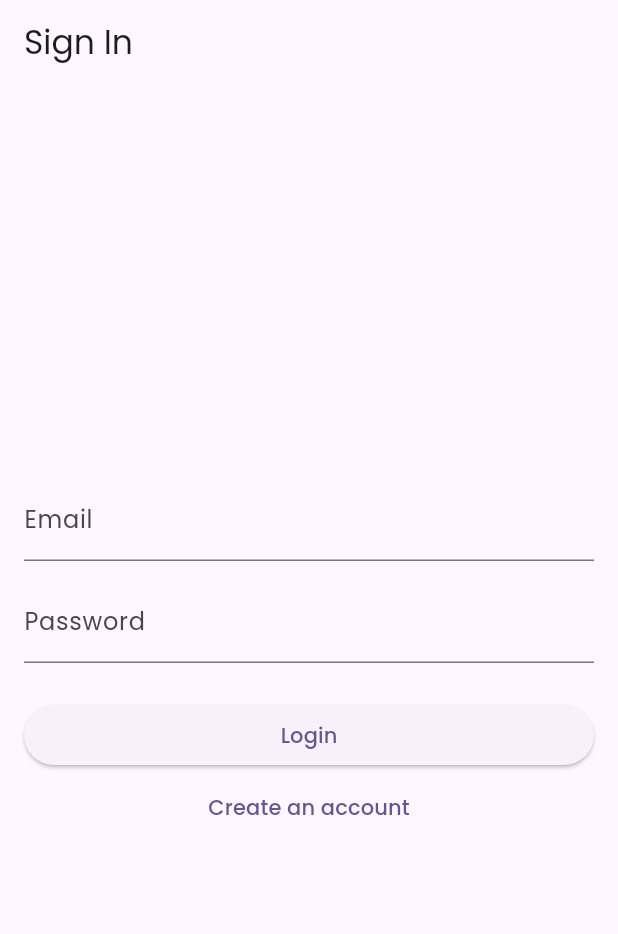
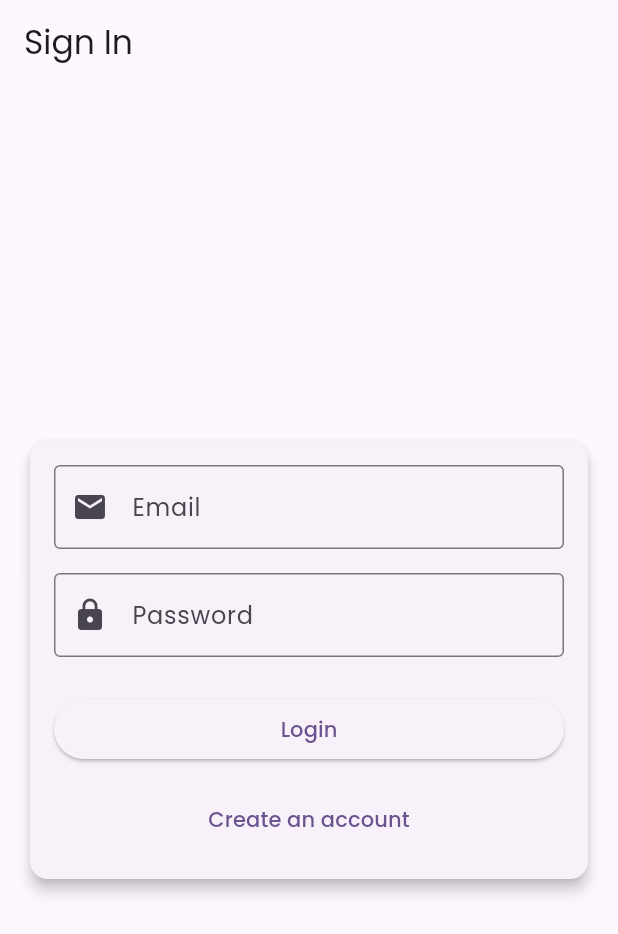
Before and after one commit to tepokato/vogue_vault, a Flutter app: the screen it shows after launch, on a phone screen of 412 x 824 dp. Shown: the top 934 px of the screen. Run offline on Flutter 3.47's test engine with Material 3 defaults, Android fonts, the phone set to English and light mode, and no system bars; our stand-ins replace hive_flutter, image_picker; accounts and stored records are empty.

Commit message:
Wrap auth form in card

```diff
--- a/lib/screens/auth_page.dart
+++ b/lib/screens/auth_page.dart
@@ -64,23 +64,39 @@ class _AuthPageState extends State<AuthPage> {
         title: Text(_isLogin ? 'Sign In' : 'Register'),
       ),
       body: Center(
+        child: SingleChildScrollView(
+          padding: const EdgeInsets.all(16),
+          child: Card(
+            elevation: 4,
+            shape: RoundedRectangleBorder(
+              borderRadius: BorderRadius.circular(12),
+            ),
             child: Padding(
               padding: const EdgeInsets.all(16),
               child: Column(
                 mainAxisSize: MainAxisSize.min,
+                crossAxisAlignment: CrossAxisAlignment.stretch,
                 children: [
-              TextField(
+                  TextFormField(
                     controller: _emailController,
-                decoration: const InputDecoration(labelText: 'Email'),
+                    decoration: const InputDecoration(
+                      prefixIcon: Icon(Icons.email),
+                      labelText: 'Email',
+                      border: OutlineInputBorder(),
                     ),
-              const SizedBox(height: 12),
-              TextField(
+                  ),
+                  const SizedBox(height: 16),
+                  TextFormField(
                     controller: _passwordController,
-                decoration: const InputDecoration(labelText: 'Password'),
                     obscureText: true,
+                    decoration: const InputDecoration(
+                      prefixIcon: Icon(Icons.lock),
+                      labelText: 'Password',
+                      border: OutlineInputBorder(),
+                    ),
                   ),
                   if (_error != null) ...[
-                const SizedBox(height: 12),
+                    const SizedBox(height: 16),
                     Text(
                       _error!,
                       style: theme.textTheme.bodyMedium
@@ -95,6 +111,7 @@ class _AuthPageState extends State<AuthPage> {
                       child: Text(_isLogin ? 'Login' : 'Register'),
                     ),
                   ),
+                  const SizedBox(height: 12),
                   TextButton(
                     onPressed: () {
                       setState(() {
@@ -102,11 +119,14 @@ class _AuthPageState extends State<AuthPage> {
                         _error = null;
                       });
                     },
-                child: Text(_isLogin
+                    child: Text(
+                        _isLogin
                             ? 'Create an account'
                             : 'Have an account? Sign in'),
                   ),
                 ],
+              ),
+            ),
           ),
         ),
       ),
```
Lines whose indentation alone changed are shown as unchanged.
